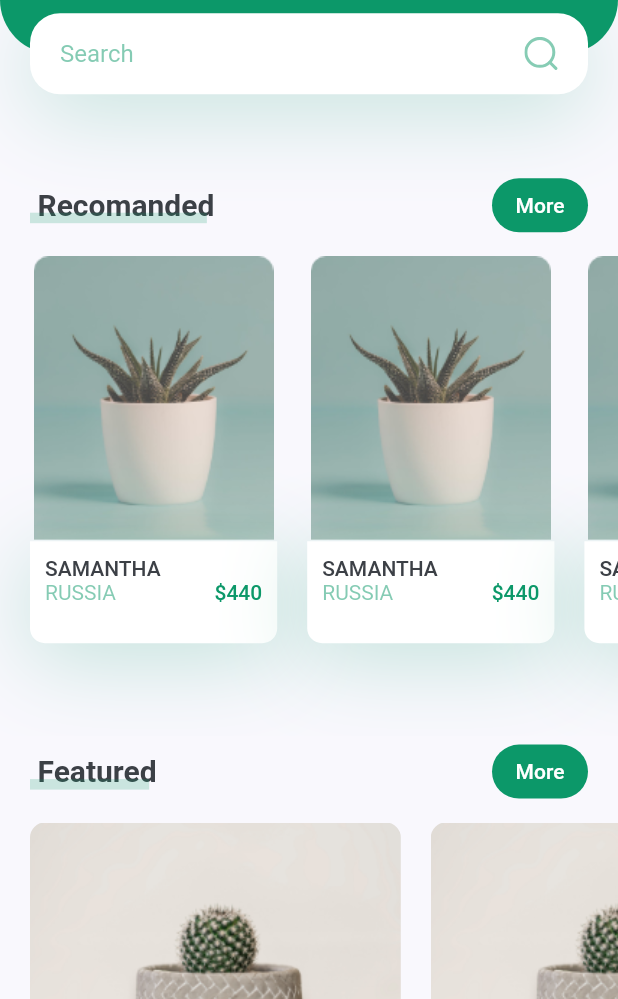
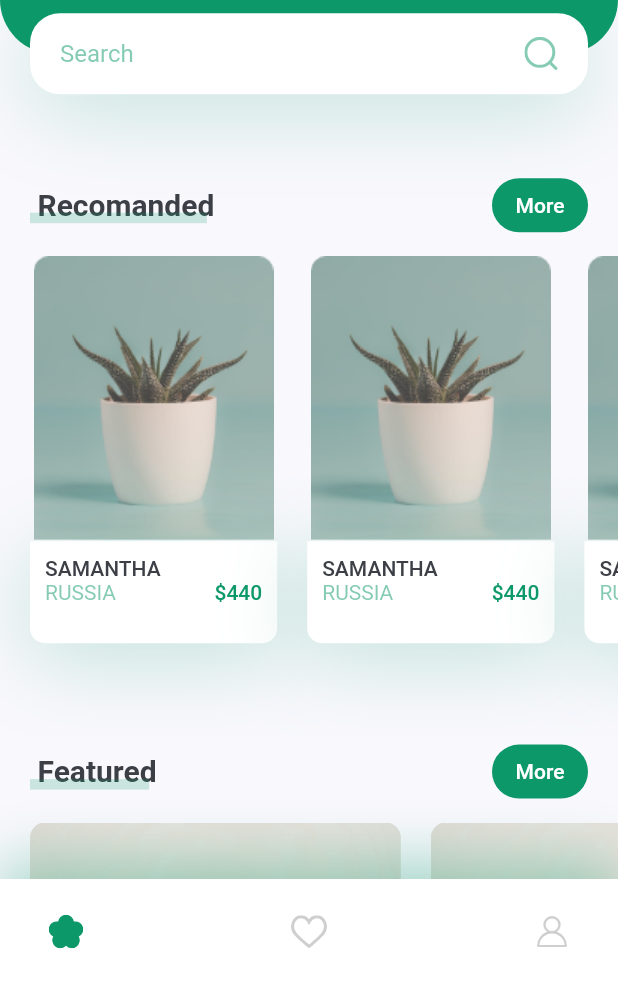
Before and after one commit to pulokbd/plant_app, a Flutter app: the screen it shows after launch, on a phone screen of 412 x 824 dp, the part 237-1236 px from its top. Run offline on Flutter 3.47's test engine with Material 2 defaults, Android fonts, the phone set to English and light mode, and no system bars; our stand-ins replace flutter_svg.

Commit message:
feat: bottom navigation button added

```diff
--- /dev/null
+++ b/lib/component/botton_nav_bar.dart
@@ -0,0 +1,44 @@
+import 'package:flutter/material.dart';
+import 'package:flutter_svg/svg.dart';
+
+import '../constants.dart';
+
+class BottomNavBar extends StatelessWidget {
+  const BottomNavBar({
+    Key? key,
+  }) : super(key: key);
+
+  @override
+  Widget build(BuildContext context) {
+    return Container(
+      padding: const EdgeInsets.only(
+        left: kDefaultPadding,
+        right: kDefaultPadding,
+        bottom: kDefaultPadding * .5,
+
+      ),
+      height: 80,
+      decoration: BoxDecoration(color: Colors.white, boxShadow: [
+        BoxShadow(
+          offset: Offset(0, -10),
+          blurRadius: 35,
+          color: kPrimaryColor.withOpacity(0.38),
+        )
+      ]),
+      child: Row(
+        mainAxisAlignment: MainAxisAlignment.spaceBetween,
+        children: [
+          IconButton(
+              onPressed: () {},
+              icon: SvgPicture.asset("assets/icons/flower.svg")),
+          IconButton(
+              onPressed: () {},
+              icon: SvgPicture.asset("assets/icons/heart-icon.svg")),
+          IconButton(
+              onPressed: () {},
+              icon: SvgPicture.asset("assets/icons/user-icon.svg")),
+        ],
+      ),
+    );
+  }
+}
--- a/lib/screens/home/components/body.dart
+++ b/lib/screens/home/components/body.dart
@@ -49,6 +49,8 @@ class Body extends StatelessWidget {
             ),
           ),
 
+
+
         ],
       ),
     );
--- a/lib/screens/home/home_screen.dart
+++ b/lib/screens/home/home_screen.dart
@@ -1,6 +1,8 @@
 import 'package:flutter/material.dart';
 import 'package:flutter_svg/svg.dart';
+import 'package:plant_app/constants.dart';
 
+import '../../component/botton_nav_bar.dart';
 import 'components/body.dart';
 
 class HomeScreen extends StatelessWidget {
@@ -11,16 +13,15 @@ class HomeScreen extends StatelessWidget {
     return Scaffold(
       appBar: buildAppBar(),
       body: Body(),
-
+      bottomNavigationBar: BottomNavBar(),
     );
   }
 
   AppBar buildAppBar() {
     return AppBar(
       elevation: 0,
-      leading: IconButton(icon: SvgPicture.asset("assets/icons/menu.svg"), onPressed: (){
-
-      }),
+      leading: IconButton(
+          icon: SvgPicture.asset("assets/icons/menu.svg"), onPressed: () {}),
     );
   }
 }
```
